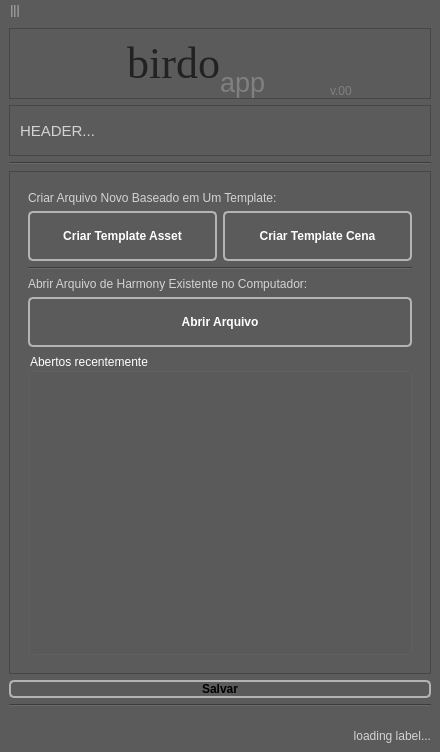
Old version of the form gui/main.ui in the repository otmbneto/BirdoApp.
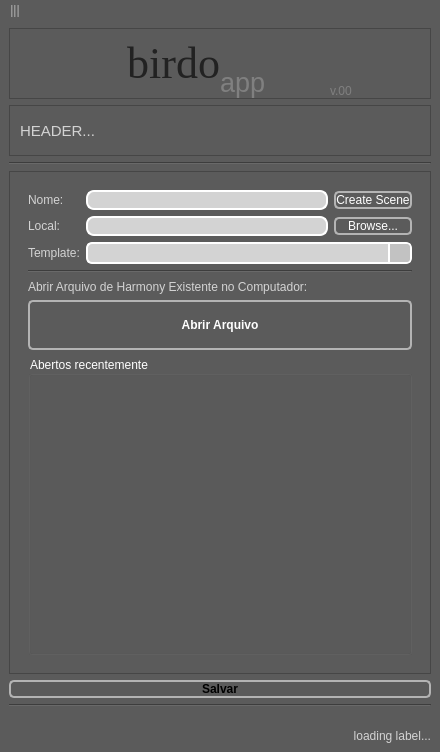
New version of the form. The open tabs and pages were chosen to show the change.

Commit message: Standalone now creates a scene or asset like harmony startpage would

Diff of the .ui file:
```diff
--- a/gui/main.ui
+++ b/gui/main.ui
@@ -1122,97 +1122,28 @@
 	color: white;
 }</string>
              </property>
-             <layout class="QGridLayout" name="gridLayout_6" rowstretch="0,0,0,0,0,0">
-              <item row="0" column="0" colspan="2">
-               <widget class="QLabel" name="label_7">
-                <property name="maximumSize">
-                 <size>
-                  <width>16777215</width>
-                  <height>15</height>
-                 </size>
-                </property>
-                <property name="text">
-                 <string>Criar Arquivo Novo Baseado em Um Template:</string>
-                </property>
-               </widget>
-              </item>
-              <item row="3" column="0" colspan="2">
-               <widget class="QLabel" name="label_8">
-                <property name="maximumSize">
-                 <size>
-                  <width>16777215</width>
-                  <height>15</height>
-                 </size>
-                </property>
-                <property name="text">
-                 <string>Abrir Arquivo de Harmony Existente no Computador:</string>
-                </property>
-               </widget>
-              </item>
-              <item row="2" column="0" colspan="2">
+             <layout class="QGridLayout" name="gridLayout_6" rowstretch="0,0,0,0,0,0,0">
+              <item row="3" column="0" colspan="3">
                <widget class="Line" name="line">
                 <property name="orientation">
                  <enum>Qt::Horizontal</enum>
                 </property>
                </widget>
               </item>
-              <item row="1" column="1">
-               <widget class="QPushButton" name="createSceneBtn">
-                <property name="sizePolicy">
-                 <sizepolicy hsizetype="Minimum" vsizetype="Preferred">
-                  <horstretch>0</horstretch>
-                  <verstretch>0</verstretch>
-                 </sizepolicy>
-                </property>
-                <property name="minimumSize">
-                 <size>
-                  <width>180</width>
-                  <height>0</height>
-                 </size>
-                </property>
-                <property name="font">
-                 <font>
-                  <weight>75</weight>
-                  <bold>true</bold>
-                 </font>
-                </property>
-                <property name="text">
-                 <string>Criar Template Cena</string>
-                </property>
-               </widget>
-              </item>
-              <item row="1" column="0">
-               <widget class="QPushButton" name="createAssetBtn">
-                <property name="sizePolicy">
-                 <sizepolicy hsizetype="Minimum" vsizetype="Preferred">
-                  <horstretch>0</horstretch>
-                  <verstretch>0</verstretch>
-                 </sizepolicy>
-                </property>
-                <property name="minimumSize">
-                 <size>
-                  <width>180</width>
-                  <height>0</height>
-                 </size>
-                </property>
+              <item row="4" column="0" colspan="3">
+               <widget class="QLabel" name="label_8">
                 <property name="maximumSize">
                  <size>
                   <width>16777215</width>
-                  <height>50</height>
+                  <height>15</height>
                  </size>
                 </property>
-                <property name="font">
-                 <font>
-                  <weight>75</weight>
-                  <bold>true</bold>
-                 </font>
-                </property>
                 <property name="text">
-                 <string>Criar Template Asset</string>
+                 <string>Abrir Arquivo de Harmony Existente no Computador:</string>
                 </property>
                </widget>
               </item>
-              <item row="4" column="0" colspan="2">
+              <item row="5" column="0" colspan="3">
                <widget class="QPushButton" name="standaloneOpenBtn">
                 <property name="minimumSize">
                  <size>
@@ -1237,7 +1168,35 @@
                 </property>
                </widget>
               </item>
-              <item row="5" column="0" colspan="2">
+              <item row="1" column="0">
+               <widget class="QLabel" name="standaloneLocationLabel">
+                <property name="text">
+                 <string>Local:</string>
+                </property>
+               </widget>
+              </item>
+              <item row="0" column="2">
+               <widget class="QPushButton" name="standaloneCreateBtn">
+                <property name="text">
+                 <string>Create Scene</string>
+                </property>
+               </widget>
+              </item>
+              <item row="2" column="0">
+               <widget class="QLabel" name="standaloneTemplateLabel">
+                <property name="text">
+                 <string>Template:</string>
+                </property>
+               </widget>
+              </item>
+              <item row="0" column="0">
+               <widget class="QLabel" name="standaloneNameLabel">
+                <property name="text">
+                 <string>Nome:</string>
+                </property>
+               </widget>
+              </item>
+              <item row="6" column="0" colspan="3">
                <widget class="QGroupBox" name="recentGrp">
                 <property name="minimumSize">
                  <size>
@@ -1271,6 +1230,22 @@
                 </property>
                </widget>
               </item>
+              <item row="0" column="1">
+               <widget class="QLineEdit" name="standaloneNameLine"/>
+              </item>
+              <item row="1" column="2">
+               <widget class="QPushButton" name="standaloneFolderBtn">
+                <property name="text">
+                 <string>Browse...</string>
+                </property>
+               </widget>
+              </item>
+              <item row="1" column="1">
+               <widget class="QLineEdit" name="standaloneLocationLine"/>
+              </item>
+              <item row="2" column="1" colspan="2">
+               <widget class="QComboBox" name="standaloneTemplateBox"/>
+              </item>
              </layout>
             </widget>
            </item>
```
Left out of the diff: 2 changed lines with no effect on the pictures. The commit also changes 1 other file.
